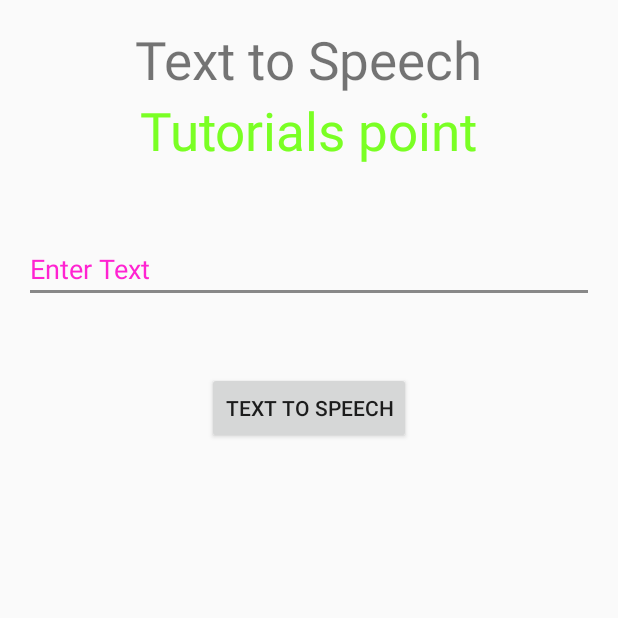
After one commit to Bat95/ProgettoMobile, an Android app: the ProvaTTS screen opened directly, with no data from a screen before it, on a phone screen of 412 x 824 dp, the top half of it. The commit adds this screen. Run offline under Robolectric (Android 15) with nearby library versions, the phone set to English and light mode, and no system bars.

Commit message:
Aggiunti file per la prova TextToSpeech

```diff
--- a/app/src/main/java/com/myrecipebook/myrecipebook/MainActivity.java
+++ b/app/src/main/java/com/myrecipebook/myrecipebook/MainActivity.java
@@ -1,5 +1,7 @@
 package com.myrecipebook.myrecipebook;
 
+import android.app.Activity;
+import android.content.Intent;
 import android.os.Bundle;
 import android.support.design.widget.FloatingActionButton;
 import android.support.design.widget.Snackbar;
@@ -82,6 +84,10 @@
             case R.id.nav_help:
                 fragment = new Help();
                 break;
+            case R.id.provatts:
+                final Intent i = new Intent(this,ProvaTTS.class);
+                startActivity(i);
+                break;
         }
 
         //replacing the fragment
--- /dev/null
+++ b/app/src/main/java/com/myrecipebook/myrecipebook/ProvaTTS.java
@@ -0,0 +1,52 @@
+package com.myrecipebook.myrecipebook;
+
+import android.app.Activity;
+import android.os.Bundle;
+import android.speech.tts.TextToSpeech;
+import android.view.View;
+import android.widget.Button;
+import android.widget.EditText;
+import java.util.Locale;
+import android.widget.Toast;
+
+public class ProvaTTS extends Activity {
+
+    TextToSpeech t1;
+    EditText ed1;
+    Button b1;
+
+    @Override
+    protected void onCreate(Bundle savedInstanceState) {
+        super.onCreate(savedInstanceState);
+        setContentView(R.layout.provatts);
+        ed1=(EditText)findViewById(R.id.editText);
+        b1=(Button)findViewById(R.id.button);
+
+        t1=new TextToSpeech(getApplicationContext(), new TextToSpeech.OnInitListener() {
+            @Override
+            public void onInit(int status) {
+                if(status != TextToSpeech.ERROR) {
+                    t1.setLanguage(Locale.ITALIAN);
+                }
+            }
+        });
+
+        b1.setOnClickListener(new View.OnClickListener() {
+            @Override
+            public void onClick(View v) {
+                String toSpeak = ed1.getText().toString();
+                Toast.makeText(getApplicationContext(), toSpeak,Toast.LENGTH_SHORT).show();
+                t1.speak(toSpeak, TextToSpeech.QUEUE_FLUSH, null);
+            }
+        });
+    }
+
+    public void onPause(){
+        if(t1 !=null){
+            t1.stop();
+            t1.shutdown();
+        }
+        super.onPause();
+    }
+
+}
--- /dev/null
+++ b/app/src/main/res/layout/provatts.xml
@@ -0,0 +1,59 @@
+<?xml version="1.0" encoding="utf-8"?>
+<RelativeLayout xmlns:android="http://schemas.android.com/apk/res/android"
+    xmlns:tools="http://schemas.android.com/tools" android:layout_width="match_parent"
+    android:layout_height="match_parent" android:paddingLeft="@dimen/activity_horizontal_margin"
+    android:paddingRight="@dimen/activity_horizontal_margin"
+    android:paddingTop="@dimen/activity_vertical_margin"
+    android:paddingBottom="@dimen/activity_vertical_margin"
+    tools:context=".MainActivity"
+    android:transitionGroup="true">
+
+    <TextView android:text="Text to Speech" android:layout_width="wrap_content"
+        android:layout_height="wrap_content"
+        android:id="@+id/textview"
+        android:textSize="35dp"
+        android:layout_alignParentTop="true"
+        android:layout_centerHorizontal="true" />
+
+    <TextView
+        android:layout_width="wrap_content"
+        android:layout_height="wrap_content"
+        android:text="Tutorials point"
+        android:id="@+id/textView"
+        android:layout_below="@+id/textview"
+        android:layout_centerHorizontal="true"
+        android:textColor="#ff7aff24"
+        android:textSize="35dp" />
+
+    <ImageView
+        android:layout_width="wrap_content"
+        android:layout_height="wrap_content"
+        android:id="@+id/imageView"
+        android:layout_below="@+id/textView"
+        android:layout_centerHorizontal="true"
+        android:theme="@style/Base.TextAppearance.AppCompat" />
+
+    <EditText
+        android:layout_width="wrap_content"
+        android:layout_height="wrap_content"
+        android:id="@+id/editText"
+        android:layout_below="@+id/imageView"
+        android:layout_marginTop="46dp"
+        android:hint="Enter Text"
+        android:layout_alignParentRight="true"
+        android:layout_alignParentEnd="true"
+        android:layout_alignParentLeft="true"
+        android:layout_alignParentStart="true"
+        android:textColor="#ff7aff10"
+        android:textColorHint="#ffff23d1" />
+
+    <Button
+        android:layout_width="wrap_content"
+        android:layout_height="wrap_content"
+        android:text="Text to Speech"
+        android:id="@+id/button"
+        android:layout_below="@+id/editText"
+        android:layout_centerHorizontal="true"
+        android:layout_marginTop="46dp" />
+
+</RelativeLayout>
--- a/app/src/main/res/menu/activity_main_drawer.xml
+++ b/app/src/main/res/menu/activity_main_drawer.xml
@@ -22,6 +22,10 @@
             android:id="@+id/nav_help"
             android:icon="@drawable/help_icon"
             android:title="Aiuto" />
+        <item
+            android:id="@+id/provatts"
+            android:icon="@drawable/ic_menu_send"
+            android:title="Prova TextToSpeech" />
     </group>
 
 </menu>
```
Also changed, not shown: app/src/main/AndroidManifest.xml (+11 -0 lines).
